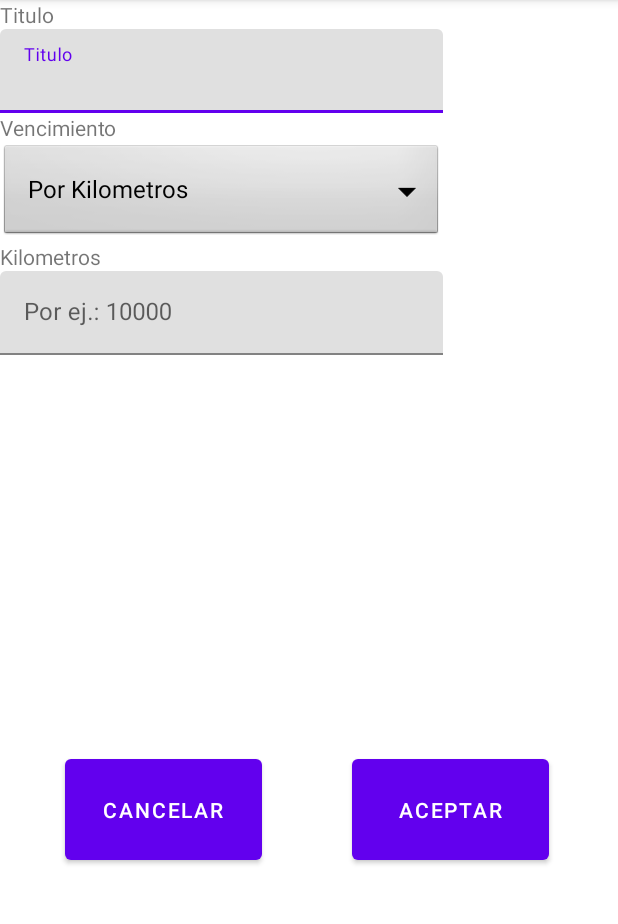
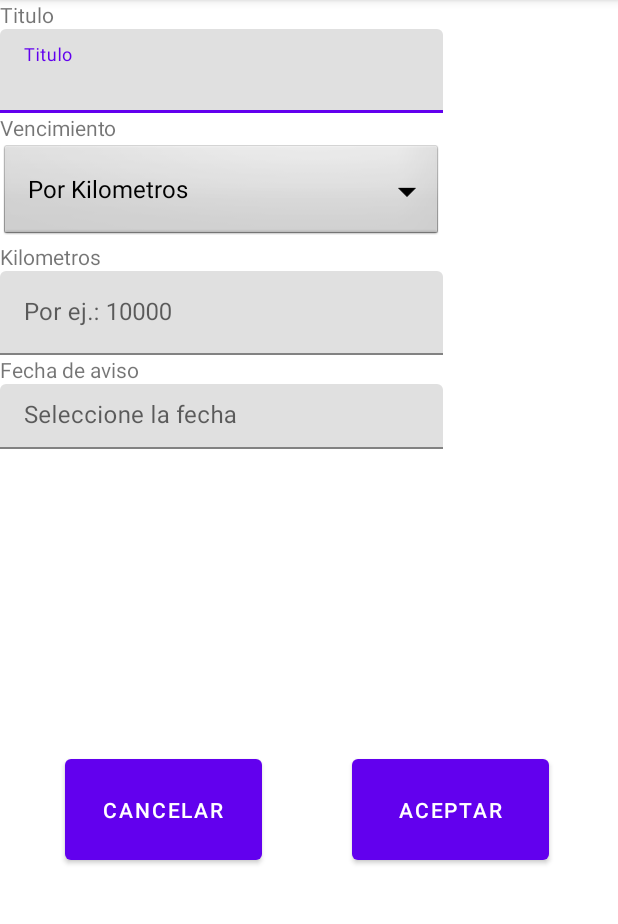
Before and after one commit to pablocabovianco/control-vehicular-android, an Android app: the AgregarEventoActivity screen opened directly, with no data from a screen before it, on a phone screen of 412 x 824 dp, the part 84-1008 px from its top. Run offline under Robolectric (Android 15) with nearby library versions, the phone set to English and light mode, and no system bars; our stand-ins replace Room's generated code.

Commit message:
Se agrega manejo de eventos por fecha

```diff
--- a/app/src/main/res/layout/activity_agregar_evento.xml
+++ b/app/src/main/res/layout/activity_agregar_evento.xml
@@ -94,6 +94,37 @@
             </com.google.android.material.textfield.TextInputLayout>
 
         </TableRow>
+        <TableRow
+            android:layout_width="match_parent"
+            android:layout_height="match_parent">
+
+            <TextView
+                android:id="@+id/labelFecha"
+                android:layout_width="wrap_content"
+                android:layout_height="wrap_content"
+                android:text="Fecha de aviso" />
+        </TableRow>
+        <TableRow
+            android:layout_width="match_parent"
+            android:layout_height="match_parent">
+
+            <com.google.android.material.textfield.TextInputLayout
+                android:id="@+id/campoFecha"
+                android:layout_width="match_parent"
+                android:layout_height="wrap_content">
+
+                <com.google.android.material.textfield.TextInputEditText
+                    android:id="@+id/fechaEvento"
+                    android:hint="Seleccione la fecha"
+                    android:layout_width="match_parent"
+                    android:layout_height="wrap_content"
+                    android:inputType="date"
+                    android:focusable="false"
+                    android:clickable="true"
+                    android:maxLines="1"/>
+            </com.google.android.material.textfield.TextInputLayout>
+
+        </TableRow>
 
     </TableLayout>
 
```
Also changed, not shown: app/src/main/java/ar/edu/untref/controlvehicular/AgregarEventoActivity.java (+45 -14 lines).
